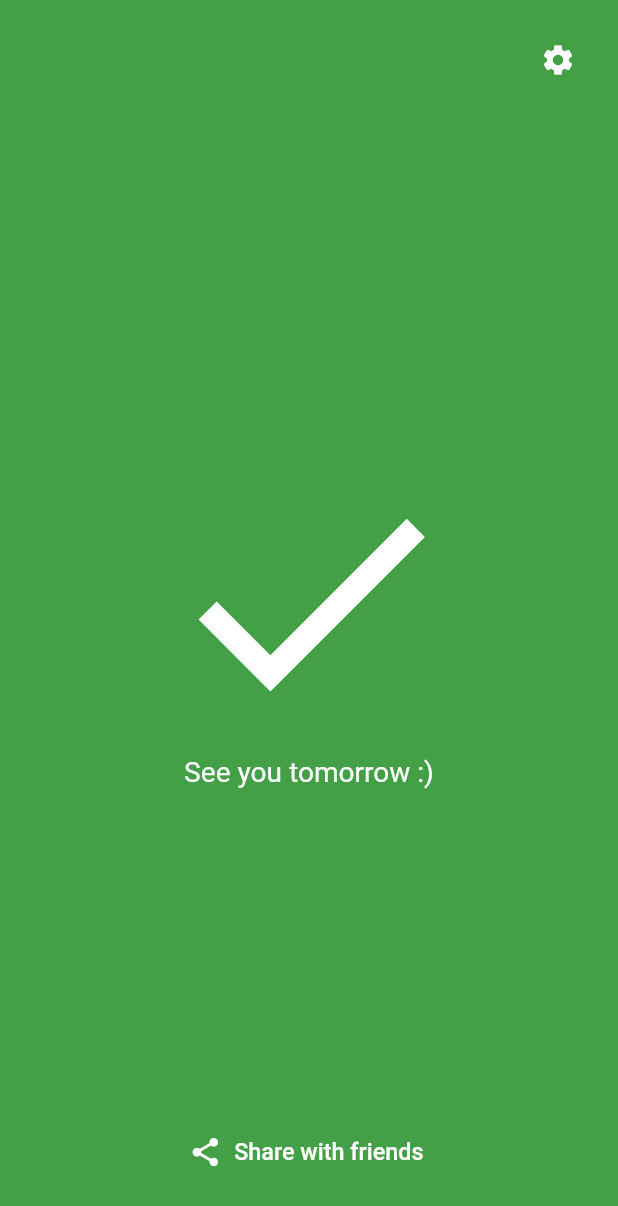
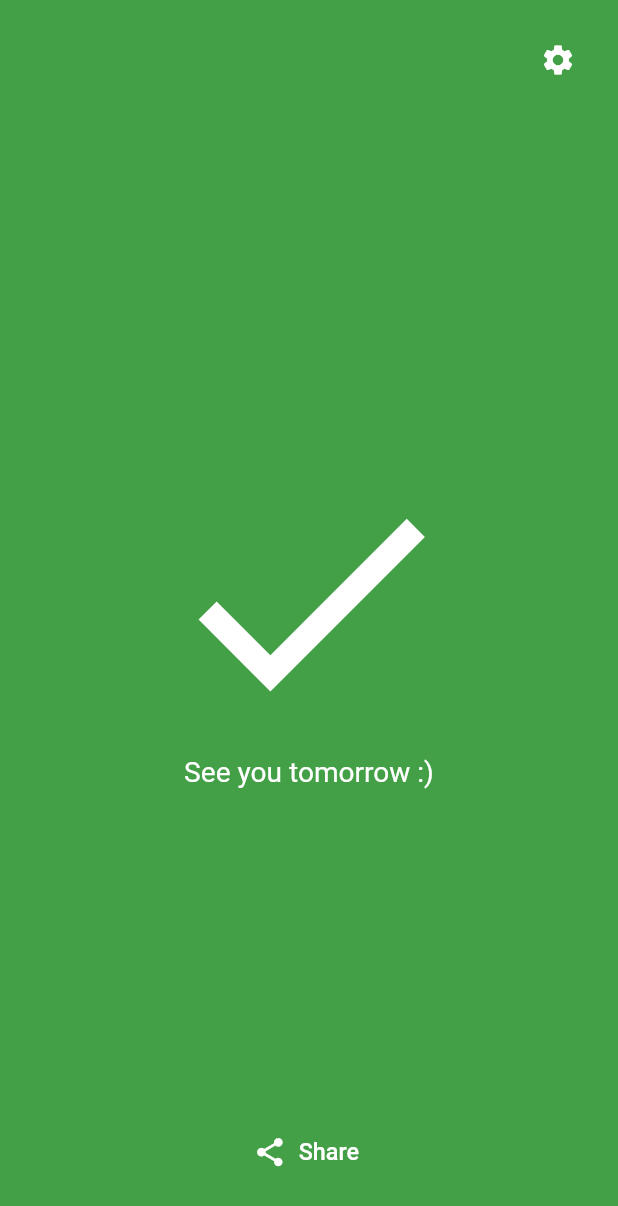
Before and after one commit to HenryQuan/HabitApp, a Flutter app: the ResultWidget widget shown alone on an empty page, opened directly with empty values, on a phone screen of 412 x 824 dp. Shown: the top 1206 px of the screen. Run offline on Flutter 3.47's test engine with Material 2 defaults, Android fonts, the phone set to English and light mode, and no system bars; our stand-ins replace flutter_local_notifications, share, shared_preferences, vibration, wakelock; accounts and stored records are empty; statements that could not run were skipped.

Commit message:
update button with to 0.618

```diff
--- a/habit/lib/src/ui/pages/HomePage.dart
+++ b/habit/lib/src/ui/pages/HomePage.dart
@@ -50,7 +50,7 @@ class _HomePageState extends State<HomePage> {
     bool renderResult = this.habit?.shouldRenderResult() ?? false;
     print('renderResult is $renderResult');
 
-    // if (renderResult && habit != null) return buildResult(context);
+    if (renderResult && habit != null) return buildResult(context);
     return Scaffold(
       appBar: AppBar(
         brightness: isDarkMode ? Brightness.dark : Brightness.light,
@@ -87,6 +87,8 @@ class _HomePageState extends State<HomePage> {
         child: AnimatedOpacity(
           opacity: this.showStartButton ? 1.0 : 0.0,
           duration: Duration(milliseconds: 300),
+          child: FractionallySizedBox(
+            widthFactor: 0.618,
             child: FlatButton.icon(
               // Prevent user from pressing this button randomly
               onPressed: this.showStartButton ? () {
@@ -100,6 +102,7 @@ class _HomePageState extends State<HomePage> {
               } : null,
               icon: Icon(Icons.play_arrow),
               label: Text('START NOW')
+            ),
           ),
         ),
       ),
--- a/habit/lib/src/ui/widgets/ResultWidget.dart
+++ b/habit/lib/src/ui/widgets/ResultWidget.dart
@@ -267,8 +267,8 @@ class _ResultWidgetState extends State<ResultWidget> with TickerProviderStateMix
         opacity: shareOpacity,
         child: Padding(
           padding: const EdgeInsets.all(32.0),
-          child: SizedBox(
-            width: double.infinity,
+          child: FractionallySizedBox(
+            widthFactor: 0.618,
             child: FlatButton.icon(
               onPressed: () {
                 if (shareOpacity >= 0.9) Share.share('Hello World');
@@ -279,7 +279,7 @@ class _ResultWidgetState extends State<ResultWidget> with TickerProviderStateMix
                 size: deviceWidth / LocalData.widthDivider * 1.2,
               ),
               label: Text(
-                'Share with friends',
+                'Share',
                 style: TextStyle(color: Colors.white, fontSize: deviceWidth / LocalData.widthDivider / 1.2),
               )
             ),
```
Lines whose indentation alone changed are shown as unchanged.
